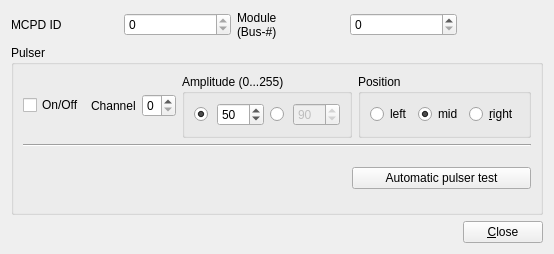
The window that qmesydaq/mpsdpulser.ui (flueke/qmesydaq) describes before a commit, drawn with Qt 5.
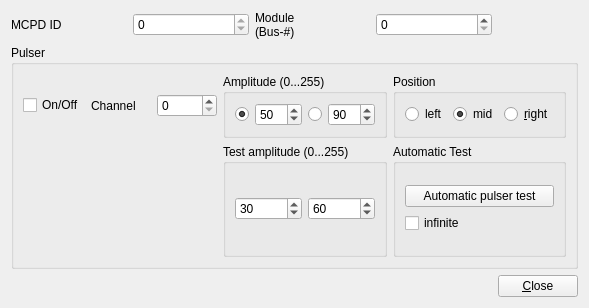
The same window after the commit. Custom widgets are drawn as their Qt base class.

The edit to the form file:
```diff
--- a/qmesydaq/mpsdpulser.ui
+++ b/qmesydaq/mpsdpulser.ui
@@ -6,8 +6,8 @@
    <rect>
     <x>0</x>
     <y>0</y>
-    <width>554</width>
-    <height>231</height>
+    <width>589</width>
+    <height>308</height>
    </rect>
   </property>
   <property name="windowTitle">
@@ -61,49 +61,72 @@
      <property name="title">
       <string>Pulser</string>
      </property>
-     <layout class="QGridLayout" name="gridLayout">
-      <item row="0" column="0">
-       <layout class="QVBoxLayout" name="verticalLayout_2">
-        <item>
-         <layout class="QHBoxLayout" name="horizontalLayout_2">
-          <item>
-           <widget class="QCheckBox" name="pulserButton">
+     <layout class="QGridLayout" name="gridLayout_3">
+      <item row="3" column="0">
+       <widget class="QLed" name="qLed">
+        <property name="sizePolicy">
+         <sizepolicy hsizetype="Fixed" vsizetype="Fixed">
+          <horstretch>0</horstretch>
+          <verstretch>0</verstretch>
+         </sizepolicy>
+        </property>
+        <property name="minimumSize">
+         <size>
+          <width>50</width>
+          <height>50</height>
+         </size>
+        </property>
             <property name="toolTip">
-             <string>toggle pulser on/off</string>
-            </property>
-            <property name="text">
-             <string>On/Off</string>
-            </property>
-            <property name="checkable">
-             <bool>true</bool>
-            </property>
-           </widget>
-          </item>
-          <item>
-           <widget class="QLabel" name="textLabel1_4_2_3_4">
-            <property name="text">
-             <string>Channel</string>
-            </property>
-            <property name="wordWrap">
+         <string>Binary Led</string>
+        </property>
+        <property name="whatsThis">
+         <string>Led widget</string>
+        </property>
+        <property name="value">
              <bool>false</bool>
             </property>
-           </widget>
-          </item>
+        <property name="blink" stdset="0">
+         <bool>true</bool>
+        </property>
+       </widget>
+      </item>
+      <item row="1" column="2" rowspan="3">
+       <widget class="QGroupBox" name="buttonGroup5_2">
+        <property name="title">
+         <string>Test amplitude (0...255)</string>
+        </property>
+        <layout class="QGridLayout" name="gridLayout_18">
+         <item row="0" column="0">
+          <layout class="QHBoxLayout" name="horizontalLayout_4">
           <item>
-           <widget class="QSpinBox" name="pulsChan">
-            <property name="toolTip">
-             <string>pulser channel</string>
-            </property>
+            <widget class="QSpinBox" name="testAmp1">
+             <property name="maximum">
+              <number>255</number>
+             </property>
+             <property name="value">
+              <number>30</number>
+             </property>
+            </widget>
+           </item>
+           <item>
+            <widget class="QSpinBox" name="testAmp2">
+             <property name="enabled">
+              <bool>true</bool>
+             </property>
             <property name="maximum">
-             <number>7</number>
-            </property>
+              <number>255</number>
+             </property>
+             <property name="value">
+              <number>60</number>
+             </property>
            </widget>
           </item>
          </layout>
         </item>
        </layout>
+       </widget>
       </item>
-      <item row="0" column="1" colspan="2">
+      <item row="0" column="2">
        <widget class="QGroupBox" name="buttonGroup5">
         <property name="title">
          <string>Amplitude (0...255)</string>
@@ -144,7 +167,7 @@
            <item>
             <widget class="QSpinBox" name="pulsAmp2">
              <property name="enabled">
-              <bool>false</bool>
+              <bool>true</bool>
              </property>
              <property name="maximum">
               <number>255</number>
@@ -159,19 +182,6 @@
         </layout>
        </widget>
       </item>
-      <item row="2" column="1">
-       <spacer name="horizontalSpacer_2">
-        <property name="orientation">
-         <enum>Qt::Horizontal</enum>
-        </property>
-        <property name="sizeHint" stdset="0">
-         <size>
-          <width>175</width>
-          <height>20</height>
-         </size>
-        </property>
-       </spacer>
-      </item>
       <item row="0" column="3">
        <widget class="QGroupBox" name="positionGroup">
         <property name="title">
@@ -205,14 +215,69 @@
         </layout>
        </widget>
       </item>
-      <item row="1" column="0" colspan="4">
-       <widget class="Line" name="line">
+      <item row="0" column="0" colspan="2">
+       <layout class="QVBoxLayout" name="verticalLayout_2">
+        <item>
+         <layout class="QHBoxLayout" name="horizontalLayout_2">
+          <item>
+           <widget class="QCheckBox" name="pulserButton">
+            <property name="toolTip">
+             <string>toggle pulser on/off</string>
+            </property>
+            <property name="text">
+             <string>On/Off</string>
+            </property>
+            <property name="checkable">
+             <bool>true</bool>
+            </property>
+           </widget>
+          </item>
+          <item>
+           <widget class="QLabel" name="textLabel1_4_2_3_4">
+            <property name="text">
+             <string>Channel</string>
+            </property>
+            <property name="wordWrap">
+             <bool>false</bool>
+            </property>
+           </widget>
+          </item>
+          <item>
+           <widget class="QSpinBox" name="pulsChan">
+            <property name="toolTip">
+             <string>pulser channel</string>
+            </property>
+            <property name="maximum">
+             <number>7</number>
+            </property>
+           </widget>
+          </item>
+         </layout>
+        </item>
+       </layout>
+      </item>
+      <item row="3" column="1">
+       <spacer name="horizontalSpacer_2">
         <property name="orientation">
          <enum>Qt::Horizontal</enum>
         </property>
-       </widget>
+        <property name="sizeHint" stdset="0">
+         <size>
+          <width>40</width>
+          <height>20</height>
+         </size>
+        </property>
+       </spacer>
       </item>
-      <item row="2" column="2" colspan="2">
+      <item row="1" column="3" rowspan="3">
+       <widget class="QGroupBox" name="groupBox">
+        <property name="title">
+         <string>Automatic Test</string>
+        </property>
+        <layout class="QGridLayout" name="gridLayout">
+         <item row="0" column="0">
+          <layout class="QVBoxLayout" name="verticalLayout">
+           <item>
        <widget class="QPushButton" name="automaticPulserTest">
         <property name="text">
          <string>Automatic pulser test</string>
@@ -225,41 +290,16 @@
         </property>
        </widget>
       </item>
-      <item row="2" column="0">
-       <widget class="QLed" name="qLed">
-        <property name="sizePolicy">
-         <sizepolicy hsizetype="Fixed" vsizetype="Fixed">
-          <horstretch>0</horstretch>
-          <verstretch>0</verstretch>
-         </sizepolicy>
-        </property>
-        <property name="minimumSize">
-         <size>
-          <width>50</width>
-          <height>50</height>
-         </size>
-        </property>
-        <property name="toolTip">
-         <string>Binary Led</string>
-        </property>
-        <property name="whatsThis">
-         <string>Led widget</string>
-        </property>
-        <property name="value">
-         <bool>false</bool>
-        </property>
-        <property name="onColor">
-         <enum>QLed::Yellow</enum>
-        </property>
-        <property name="offColor">
-         <enum>QLed::Grey</enum>
-        </property>
-        <property name="shape">
-         <enum>QLed::Circle</enum>
-        </property>
-        <property name="blink" stdset="0">
-         <bool>true</bool>
-        </property>
+           <item>
+            <widget class="QCheckBox" name="infiniteBox">
+             <property name="text">
+              <string>infinite</string>
+             </property>
+            </widget>
+           </item>
+          </layout>
+         </item>
+        </layout>
        </widget>
       </item>
      </layout>
```
Lines whose indentation alone changed are shown as unchanged.
